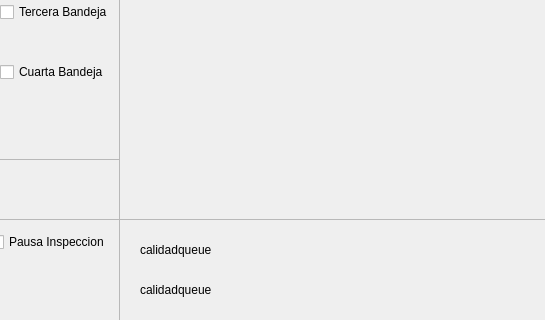
arty4325/IC2001-MonsterFactory, file MonsterFactory/mainwindow.ui: the form before one commit; both pictures show x 821 to 1366 and y 281 to 601 of the 1366 by 768 pixel window.
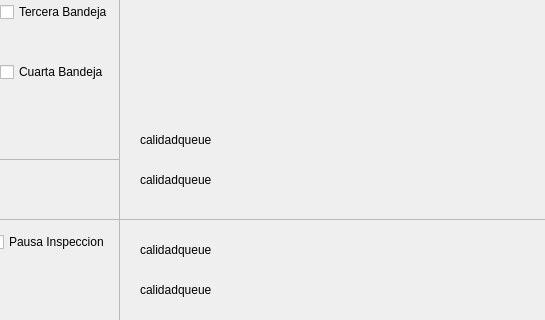
The form after the commit.

```diff
--- a/MonsterFactory/mainwindow.ui
+++ b/MonsterFactory/mainwindow.ui
@@ -186,6 +186,32 @@
        <height>249</height>
       </rect>
      </property>
+     <widget class="QLabel" name="entregaLabel">
+      <property name="geometry">
+       <rect>
+        <x>20</x>
+        <y>200</y>
+        <width>201</width>
+        <height>20</height>
+       </rect>
+      </property>
+      <property name="text">
+       <string>calidadqueue</string>
+      </property>
+     </widget>
+     <widget class="QLabel" name="entregaPrioridadLabel">
+      <property name="geometry">
+       <rect>
+        <x>20</x>
+        <y>160</y>
+        <width>201</width>
+        <height>20</height>
+       </rect>
+      </property>
+      <property name="text">
+       <string>calidadqueue</string>
+      </property>
+     </widget>
     </widget>
    </widget>
    <widget class="QScrollArea" name="scrollArea_5">
```
